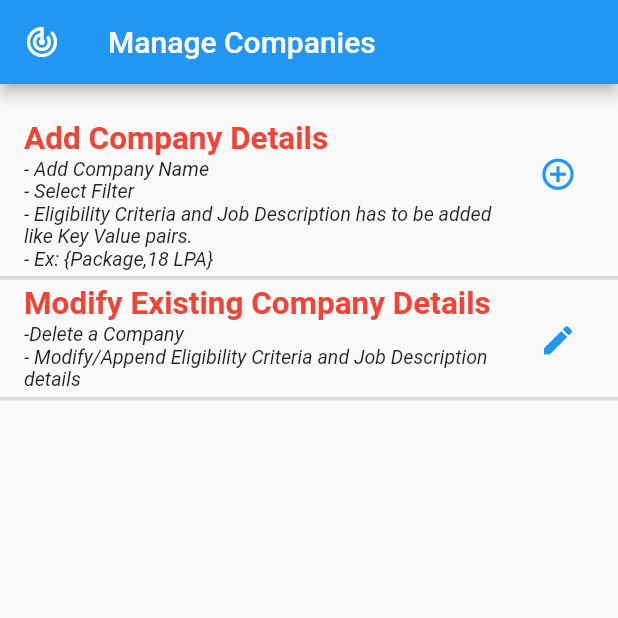
After one commit to AnuraghYarlagadda/AdminVNR, a Flutter app: the ManageCompanies screen opened by its route, on a phone screen of 412 x 824 dp, the top half of it. The commit adds this screen. Run offline on Flutter 3.47's test engine with Material 2 defaults, Android fonts, the phone set to English and light mode, and no system bars; our stand-ins replace connectivity, file_picker, firebase_auth, firebase_database, firebase_storage, flutter_offline and 3 more; missing offline and left inert: app_settings, grouped_buttons; accounts and stored records are empty.

Commit message:
Functionality Edit Del Com Details done

```diff
--- a/lib/addCompany.dart
+++ b/lib/addCompany.dart
@@ -197,7 +197,8 @@ class AddCompanyState extends State<AddCompany> {
                     textAlign: TextAlign.center,
                     keyboardType: TextInputType.multiline,
                     inputFormatters: [
-                      new WhitelistingTextInputFormatter(RegExp("[A-Za-z0-9 ]")),
+                      new WhitelistingTextInputFormatter(
+                          RegExp("[A-Za-z0-9 ]")),
                     ],
                     decoration: InputDecoration(
                         focusedBorder: UnderlineInputBorder(
@@ -386,7 +387,8 @@ class AddCompanyState extends State<AddCompany> {
                 Navigator.of(context).push(
                   MaterialPageRoute(
                     builder: (context) {
-                      return DisplayandSubmitCompanyDetails(companyDetails);
+                      return DisplayandSubmitCompanyDetails(
+                          companyDetails, "Review and Submit");
                     },
                   ),
                 );
--- a/lib/main.dart
+++ b/lib/main.dart
@@ -1,5 +1,7 @@
+import 'package:adminplacements/displayCompaniesList.dart';
 import 'package:adminplacements/home.dart';
 import 'package:adminplacements/manageAdmins.dart';
+import 'package:adminplacements/manageCompanies.dart';
 import 'package:flutter/material.dart';
 import 'package:flutter/services.dart';
 
@@ -26,6 +28,8 @@ class MyApp extends StatelessWidget {
           routes: {
             "home": (context) => Home(),
             "manageAdmins": (context) => ManageAdmin(),
+            "manageCompanies": (context) => ManageCompanies(),
+            "displayCompaniesList": (context) => DisplayCompaniesList(),
           },
         ));
   }
--- /dev/null
+++ b/lib/manageCompanies.dart
@@ -0,0 +1,171 @@
+import 'package:adminplacements/addCompany.dart';
+import 'package:adminplacements/displayCompaniesList.dart';
+import 'package:adminplacements/settings.dart';
+import 'package:connectivity/connectivity.dart';
+import 'package:flutter/material.dart';
+import 'package:flutter_offline/flutter_offline.dart';
+import 'package:fluttertoast/fluttertoast.dart';
+
+class ManageCompanies extends StatefulWidget {
+  ManageCompaniesState createState() => ManageCompaniesState();
+}
+
+class ManageCompaniesState extends State<ManageCompanies> {
+  @override
+  Widget build(BuildContext context) {
+    return Scaffold(
+      appBar: AppBar(
+        leading: Icon(Icons.track_changes),
+        title: Text("Manage Companies"),
+      ),
+      body: OfflineBuilder(
+        connectivityBuilder: (
+          BuildContext context,
+          ConnectivityResult connectivity,
+          Widget child,
+        ) {
+          final bool connected = connectivity != ConnectivityResult.none;
+          return Stack(
+            fit: StackFit.expand,
+            children: [
+              child,
+              Positioned(
+                height: 20.0,
+                left: 0.0,
+                right: 0.0,
+                child: AnimatedContainer(
+                  duration: const Duration(milliseconds: 350),
+                  color: connected ? Colors.transparent : Colors.red,
+                  child: AnimatedSwitcher(
+                    duration: const Duration(milliseconds: 350),
+                    child: connected
+                        ? Text(
+                            '',
+                            style: TextStyle(color: Colors.white),
+                          )
+                        : Row(
+                            mainAxisAlignment: MainAxisAlignment.center,
+                            children: <Widget>[
+                              Text(
+                                'Offline',
+                                style: TextStyle(color: Colors.white),
+                              ),
+                              SizedBox(width: 8.0),
+                              SizedBox(
+                                width: 12.0,
+                                height: 12.0,
+                                child: CircularProgressIndicator(
+                                  strokeWidth: 2.0,
+                                  valueColor: AlwaysStoppedAnimation<Color>(
+                                      Colors.white),
+                                ),
+                              ),
+                            ],
+                          ),
+                  ),
+                ),
+              ),
+            ],
+          );
+        },
+        child: SingleChildScrollView(
+            scrollDirection: Axis.vertical,
+            child: Column(
+              children: <Widget>[
+                Padding(padding: EdgeInsets.fromLTRB(0, 20, 0, 0)),
+                ListTile(
+                  title: Text(
+                    "Add Company Details",
+                    style: TextStyle(
+                        fontSize: 21,
+                        color: Colors.red,
+                        fontWeight: FontWeight.bold,
+                        fontStyle: FontStyle.normal),
+                  ),
+                  subtitle: Text(
+                    "- Add Company Name\n- Select Filter\n- Eligibility Criteria and Job Description has to be added like Key Value pairs.\n- Ex: {Package,18 LPA}",
+                    style: TextStyle(
+                        fontSize: 13,
+                        color: Colors.black87,
+                        fontStyle: FontStyle.italic),
+                  ),
+                  trailing: IconButton(
+                    icon: Icon(
+                      Icons.add_circle_outline,
+                      size: 25,
+                      color: Colors.blue,
+                    ),
+                    onPressed: () async {
+                      await (Connectivity().checkConnectivity())
+                          .then((onValue) {
+                        if (onValue == ConnectivityResult.none) {
+                          Fluttertoast.showToast(
+                              msg: "No Active Internet Connection!",
+                              toastLength: Toast.LENGTH_SHORT,
+                              backgroundColor: Colors.red,
+                              textColor: Colors.white);
+                          openWIFISettingsVNR();
+                        } else {
+                          Navigator.of(context)
+                              .push(MaterialPageRoute(builder: (context) {
+                            return AddCompany();
+                          }));
+                        }
+                      });
+                    },
+                  ),
+                ),
+                Divider(
+                  thickness: 2.5,
+                  height: 2.5,
+                ),
+                ListTile(
+                  title: Text(
+                    "Modify Existing Company Details",
+                    style: TextStyle(
+                        fontSize: 21,
+                        color: Colors.red,
+                        fontWeight: FontWeight.bold,
+                        fontStyle: FontStyle.normal),
+                  ),
+                  subtitle: Text(
+                    "-Delete a Company\n- Modify/Append Eligibility Criteria and Job Description details",
+                    style: TextStyle(
+                        fontSize: 13,
+                        color: Colors.black87,
+                        fontStyle: FontStyle.italic),
+                  ),
+                  trailing: IconButton(
+                    icon: Icon(
+                      Icons.mode_edit,
+                      size: 25,
+                      color: Colors.blue,
+                    ),
+                    onPressed: () async {
+                      await (Connectivity().checkConnectivity())
+                          .then((onValue) {
+                        if (onValue == ConnectivityResult.none) {
+                          Fluttertoast.showToast(
+                              msg: "No Active Internet Connection!",
+                              toastLength: Toast.LENGTH_SHORT,
+                              backgroundColor: Colors.red,
+                              textColor: Colors.white);
+                          openWIFISettingsVNR();
+                        } else {
+                          Navigator.of(context)
+                              .pushNamed("displayCompaniesList");
+                        }
+                      });
+                    },
+                  ),
+                ),
+                Divider(
+                  thickness: 2.5,
+                  height: 2.5,
+                )
+              ],
+            )),
+      ),
+    );
+  }
+}
```
Also changed, not shown: lib/displayCompaniesList.dart (added, +410 -0 lines), lib/displayCompanyDetailsandSubmit.dart (+25 -7 lines), lib/home.dart (+42 -29 lines).
